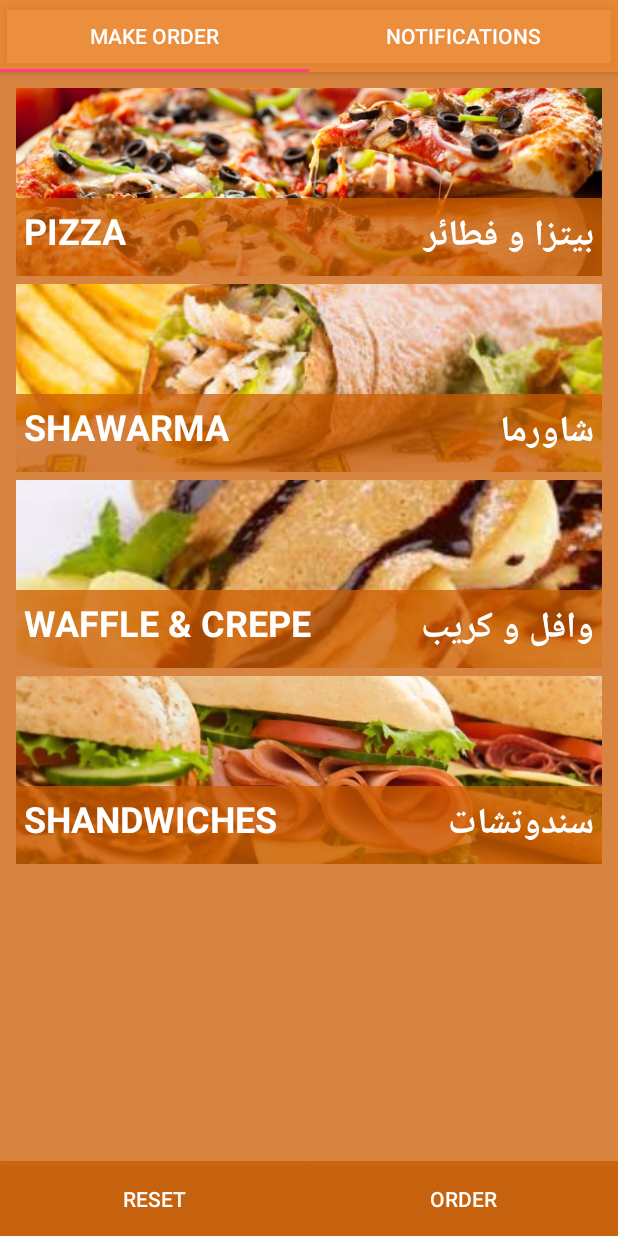
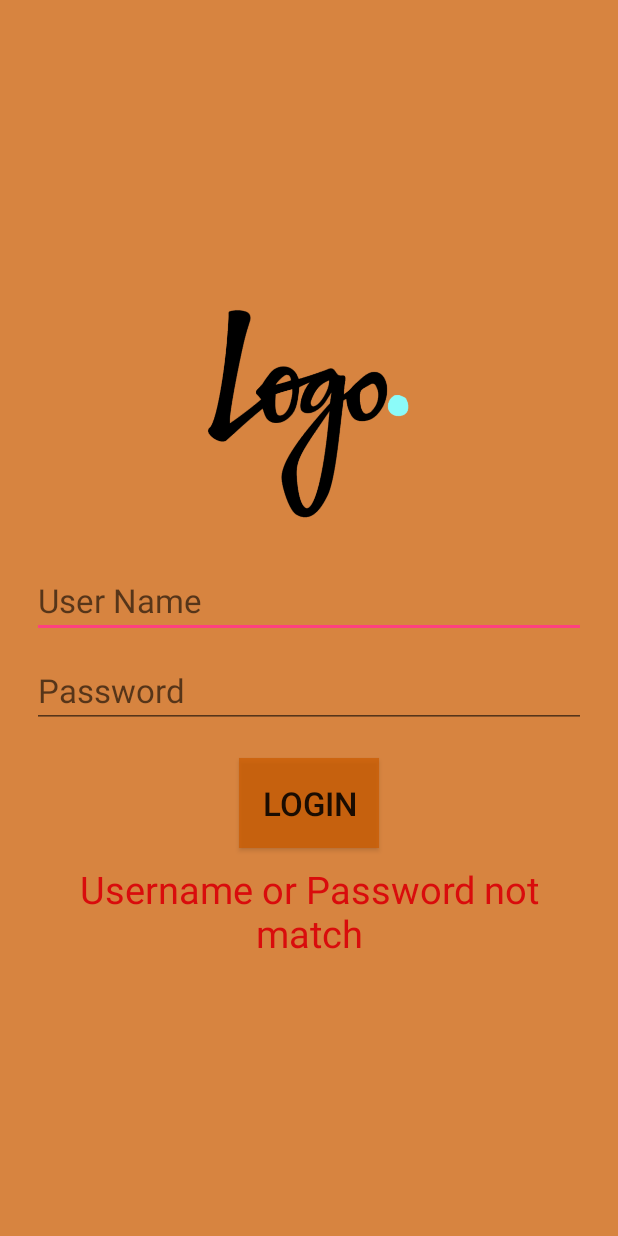
Before and after one commit to Mohamed-Fakhry/Gusteau-waiter, an Android app: the screen it shows after launch (MainPager before the commit, LogIn after it), after a tap on "LOGIN", on a phone screen of 412 x 824 dp. Run offline under Robolectric (Android 15) with nearby library versions, the phone set to English and light mode, and no system bars; our stand-ins replace ButterKnife; 1 statement that could not run was skipped.

Commit message:
"Log in with layout and connect backend"

```diff
--- a/app/src/main/AndroidManifest.xml
+++ b/app/src/main/AndroidManifest.xml
@@ -2,6 +2,7 @@
 <manifest xmlns:android="http://schemas.android.com/apk/res/android"
     package="com.example.eastsound.remourasystem">
 
+    <uses-permission android:name="android.permission.INTERNET"/>
     <!-- To auto-complete the email text field in the login form with the user's emails -->
     <uses-permission android:name="android.permission.GET_ACCOUNTS" />
     <uses-permission android:name="android.permission.READ_PROFILE" />
@@ -11,13 +12,14 @@
 
 
     <application
+        android:name=".Service.SetupService"
         android:allowBackup="true"
         android:icon="@mipmap/ic_launcher"
         android:label="@string/app_name"
         android:supportsRtl="true"
         android:theme="@style/AppTheme">
         <activity
-            android:name=".viewHolder.LogIn"
+            android:name=".LogIn"
             android:label="@string/app_name"
             android:theme="@style/AppTheme.NoActionBar">
             <intent-filter>
@@ -27,7 +29,7 @@
             </intent-filter>
         </activity>
         <activity
-            android:name=".viewHolder.MainPager"
+            android:name=".MainPager"
             android:label="@string/app_name" />
     </application>
 
--- a/app/src/main/java/com/example/eastsound/remourasystem/Adapter/TabAdapter.java
+++ b/app/src/main/java/com/example/eastsound/remourasystem/Adapter/TabAdapter.java
@@ -4,8 +4,8 @@ import android.support.v4.app.Fragment;
 import android.support.v4.app.FragmentManager;
 import android.support.v4.app.FragmentPagerAdapter;
 
-import com.example.eastsound.remourasystem.viewHolder.BlankFragmentB;
-import com.example.eastsound.remourasystem.viewHolder.MakeOrder;
+import com.example.eastsound.remourasystem.BlankFragmentB;
+import com.example.eastsound.remourasystem.MakeOrder;
 
 /**
  * Created by EAST SOUND on 15/04/2016.
--- a/app/src/main/java/com/example/eastsound/remourasystem/viewHolder/BlankFragmentB.java
+++ b/app/src/main/java/com/example/eastsound/remourasystem/BlankFragmentB.java
@@ -1,4 +1,4 @@
-package com.example.eastsound.remourasystem.viewHolder;
+package com.example.eastsound.remourasystem;
 
 import android.os.Bundle;
 import android.support.v4.app.Fragment;
--- /dev/null
+++ b/app/src/main/java/com/example/eastsound/remourasystem/LogIn.java
@@ -0,0 +1,84 @@
+package com.example.eastsound.remourasystem;
+
+import android.content.Intent;
+import android.os.Bundle;
+import android.support.v7.app.AppCompatActivity;
+import android.util.Log;
+import android.view.View;
+import android.widget.EditText;
+import android.widget.TextView;
+import com.example.eastsound.remourasystem.Service.SetupService;
+import com.example.eastsound.remourasystem.model.account.User;
+import java.util.ArrayList;
+import butterknife.Bind;
+import butterknife.ButterKnife;
+import retrofit2.Call;
+import retrofit2.Callback;
+import retrofit2.Response;
+
+public class LogIn extends AppCompatActivity {
+    @Bind(R.id.userName)
+    EditText userNameET;
+
+    @Bind(R.id.password)
+    EditText passwordET;
+
+    @Bind(R.id.accountError)
+    TextView erorrTV;
+
+    ArrayList<User> acounts ;
+
+    @Override
+    protected void onCreate(Bundle savedInstanceState) {
+        super.onCreate(savedInstanceState);
+        setContentView(R.layout.activity_main);
+        ButterKnife.bind(this);
+        getAccounts();
+    }
+
+    private void getAccounts() {
+
+        SetupService.getservice.getAccount().enqueue(new Callback<ArrayList<User>>() {
+            @Override
+            public void onResponse(Call<ArrayList<User>> call, Response<ArrayList<User>> response) {
+                Log.d("TEST","success");
+                acounts = response.body();
+            }
+
+            @Override
+            public void onFailure(Call<ArrayList<User>> call, Throwable t) {
+                Log.d("TEST","Fail");
+                t.printStackTrace();
+            }
+        });
+    }
+
+    public void logIn(View view){
+        String name = userNameET.getText().toString();
+        String password = passwordET.getText().toString();
+
+        if(name != null && password != null){
+
+            User waiter = new User();
+            waiter.setName(name);
+            waiter.setPassword(password);
+
+            if(checkAccount(waiter)){
+                Intent logINIntent = new Intent(this,MainPager.class);
+                startActivity(logINIntent);
+                finish();
+            }
+            else {
+                erorrTV.setText("Username or Password not match");
+            }
+        }
+    }
+
+    private Boolean checkAccount(User waiter){
+        for (User user : acounts){
+            if(waiter.equals(user))
+                return true;
+        }
+        return false;
+    }
+}
--- a/app/src/main/java/com/example/eastsound/remourasystem/viewHolder/MainPager.java
+++ b/app/src/main/java/com/example/eastsound/remourasystem/MainPager.java
@@ -1,4 +1,4 @@
-package com.example.eastsound.remourasystem.viewHolder;
+package com.example.eastsound.remourasystem;
 
 import android.os.Bundle;
 import android.support.design.widget.TabLayout;
--- a/app/src/main/java/com/example/eastsound/remourasystem/viewHolder/MakeOrder.java
+++ b/app/src/main/java/com/example/eastsound/remourasystem/MakeOrder.java
@@ -1,8 +1,9 @@
-package com.example.eastsound.remourasystem.viewHolder;
+package com.example.eastsound.remourasystem;
 
 import android.app.Activity;
 import android.os.Bundle;
 import android.support.v4.app.Fragment;
+import android.support.v7.widget.RecyclerView;
 import android.view.LayoutInflater;
 import android.view.View;
 import android.view.ViewGroup;
@@ -11,10 +12,15 @@ import android.widget.ImageView;
 import com.bumptech.glide.Glide;
 import com.example.eastsound.remourasystem.R;
 
+import butterknife.Bind;
+import butterknife.ButterKnife;
+
 
 public class MakeOrder extends Fragment {
 //    View[] section = new View[4] ;
     ImageView testImage;
+    @Bind(R.id.categories)
+    RecyclerView categoryRecyclerView;
 
     @Override
     public View onCreateView(LayoutInflater inflater, ViewGroup container,
@@ -27,6 +33,7 @@ public class MakeOrder extends Fragment {
     @Override
     public void onActivityCreated(Bundle savedInstanceState) {
         super.onActivityCreated(savedInstanceState);
+        ButterKnife.bind(getActivity());
         createAccordion(getActivity());
     }
 
@@ -38,10 +45,10 @@ public class MakeOrder extends Fragment {
         section[3] = myActivity.findViewById(R.id.section4);
 */
 
-        testImage =(ImageView)myActivity.findViewById(R.id.image);
-        Glide.with(this).load(R.drawable.pizza).into(testImage);
+ //       testImage =(ImageView)myActivity.findViewById(R.id.image);
+//        Glide.with(this).load(R.drawable.pizza).into(testImage);
 
-        View[] header = new View[4];
+
 /*
         header[0] = myActivity.findViewById(R.id.header1);
         header[1] = myActivity.findViewById(R.id.header2);
--- /dev/null
+++ b/app/src/main/java/com/example/eastsound/remourasystem/Service/Service.java
@@ -0,0 +1,20 @@
+package com.example.eastsound.remourasystem.Service;
+
+import com.example.eastsound.remourasystem.model.account.User;
+
+import java.util.ArrayList;
+import java.util.List;
+
+import retrofit2.Call;
+import retrofit2.http.GET;
+import retrofit2.http.POST;
+
+public interface Service {
+    @GET("/restaurant")
+    Call<ArrayList<User>> getAccount();
+
+    /*
+    @POST("")
+    Call<User> login(@Body User user);
+    */
+}
--- /dev/null
+++ b/app/src/main/java/com/example/eastsound/remourasystem/Service/SetupService.java
@@ -0,0 +1,36 @@
+package com.example.eastsound.remourasystem.Service;
+
+import android.app.Application;
+
+
+import okhttp3.OkHttpClient;
+import okhttp3.logging.HttpLoggingInterceptor;
+import retrofit2.Retrofit;
+import retrofit2.converter.gson.GsonConverterFactory;
+
+/**
+ * Created by EAST SOUND on 22/04/2016.
+ */
+public class SetupService extends Application{
+
+    public static Service getservice;
+
+    @Override
+    public void onCreate() {
+        super.onCreate();
+        OkHttpClient.Builder client = new OkHttpClient.Builder();
+
+        HttpLoggingInterceptor interceptor = new HttpLoggingInterceptor();
+        interceptor.setLevel(HttpLoggingInterceptor.Level.BODY);
+
+        client.addInterceptor(interceptor);
+
+        Retrofit retrofit = new Retrofit.Builder()
+                .baseUrl(Constants.BASE_URL)
+                .addConverterFactory(GsonConverterFactory.create())
+                .client(client.build())
+                .build();
+
+        getservice = retrofit.create(Service.class);
+    }
+}
--- a/app/src/main/java/com/example/eastsound/remourasystem/model/account/User.java
+++ b/app/src/main/java/com/example/eastsound/remourasystem/model/account/User.java
@@ -1,28 +1,16 @@
 package com.example.eastsound.remourasystem.model.account;
 
+import com.google.gson.annotations.SerializedName;
+
 public class User {
+    @SerializedName("id")
     private int id;
-    private String UserName;
+    @SerializedName("username")
+    private String userName;
+    @SerializedName("password")
     private String password;
+    @SerializedName("jobtitle")
     private String jobTitle;
-
-    public User(String name, String password) {
-        this.UserName = name;
-        this.password = password;
-    }
-
-    public User(String name, String password, String jobTitle) {
-        this.UserName = name;
-        this.password = password;
-        this.jobTitle = jobTitle;
-    }
-
-    public User(int id, String name, String password, String jobTitle) {
-        this.id = id;
-        this.UserName = name;
-        this.password = password;
-        this.jobTitle = jobTitle;
-    }
 
     public int getId() {
         return id;
@@ -33,11 +21,11 @@ public class User {
     }
 
     public String getName() {
-        return UserName;
+        return userName;
     }
 
     public void setName(String name) {
-        this.UserName = name;
+        this.userName = name;
     }
 
     public String getPassword() {
@@ -56,4 +44,15 @@ public class User {
         this.jobTitle = jobTitle;
     }
 
+    @Override
+    public boolean equals(Object o) {
+        if (o == null || getClass() != o.getClass()) return false;
+
+        User user = (User) o;
+
+        if (!userName.equals(user.userName)) return false;
+        return password.equals(user.password);
+
+    }
+
 }
--- a/app/src/main/java/com/example/eastsound/remourasystem/viewHolder/LogIn.java
+++ /dev/null
@@ -1,33 +0,0 @@
-package com.example.eastsound.remourasystem.viewHolder;
-
-import android.content.Intent;
-import android.os.Bundle;
-import android.support.v7.app.AppCompatActivity;
-import android.view.View;
-import android.widget.EditText;
-
-import com.example.eastsound.remourasystem.R;
-
-import butterknife.Bind;
-import butterknife.ButterKnife;
-
-public class LogIn extends AppCompatActivity {
-    @Bind(R.id.userName)
-    EditText userName;
-
-    @Bind(R.id.password)
-    EditText password;
-
-    @Override
-    protected void onCreate(Bundle savedInstanceState) {
-        super.onCreate(savedInstanceState);
-        setContentView(R.layout.activity_main);
-        ButterKnife.bind(this);
-    }
-
-    public void logIn(View view){
-
-        Intent logINIntent = new Intent(this,MainPager.class);
-        startActivity(logINIntent);
-    }
-}
--- a/app/src/main/res/layout/activity_main.xml
+++ b/app/src/main/res/layout/activity_main.xml
@@ -4,7 +4,7 @@
     android:layout_width="match_parent"
     android:layout_height="match_parent"
     android:fitsSystemWindows="true"
-    tools:context=".viewHolder.LogIn">
+    tools:context=".LogIn">
 
     <include layout="@layout/log_in" />
 
--- a/app/src/main/res/layout/fragment_b.xml
+++ b/app/src/main/res/layout/fragment_b.xml
@@ -3,7 +3,7 @@
     android:layout_width="match_parent"
     android:layout_height="match_parent"
     android:background="@color/backgroundColor"
-    tools:context=".viewHolder.BlankFragmentB">
+    tools:context=".BlankFragmentB">
 
     <!-- TODO: Update blank fragment layout -->
     <TextView
--- a/app/src/main/res/layout/log_in.xml
+++ b/app/src/main/res/layout/log_in.xml
@@ -7,7 +7,7 @@
     android:padding="5dp"
     android:background="@color/backgroundColor"
     app:layout_behavior="@string/appbar_scrolling_view_behavior"
-    tools:context=".viewHolder.LogIn"
+    tools:context=".LogIn"
     android:theme="@style/AppTheme">
 
 
@@ -61,6 +61,15 @@
             android:onClick="logIn"
             />
 
+        <TextView
+            android:layout_width="match_parent"
+            android:layout_height="match_parent"
+            android:layout_margin="10dp"
+            android:textColor="#d90c0c"
+            android:textSize="25dp"
+            android:textAlignment="center"
+            android:id="@+id/accountError" />
+
     </LinearLayout>
 
 </RelativeLayout>
--- a/app/src/main/res/menu/menu_main.xml
+++ b/app/src/main/res/menu/menu_main.xml
@@ -1,7 +1,7 @@
 <menu xmlns:android="http://schemas.android.com/apk/res/android"
     xmlns:app="http://schemas.android.com/apk/res-auto"
     xmlns:tools="http://schemas.android.com/tools"
-    tools:context=".viewHolder.LogIn">
+    tools:context=".LogIn">
     <item
         android:id="@+id/action_settings"
         android:orderInCategory="100"
```
Also changed, not shown: app/src/main/java/com/example/eastsound/remourasystem/Service/Constants.java (added, +8 -0 lines), app/src/main/res/layout/menu_order.xml (+20 -2 lines).
